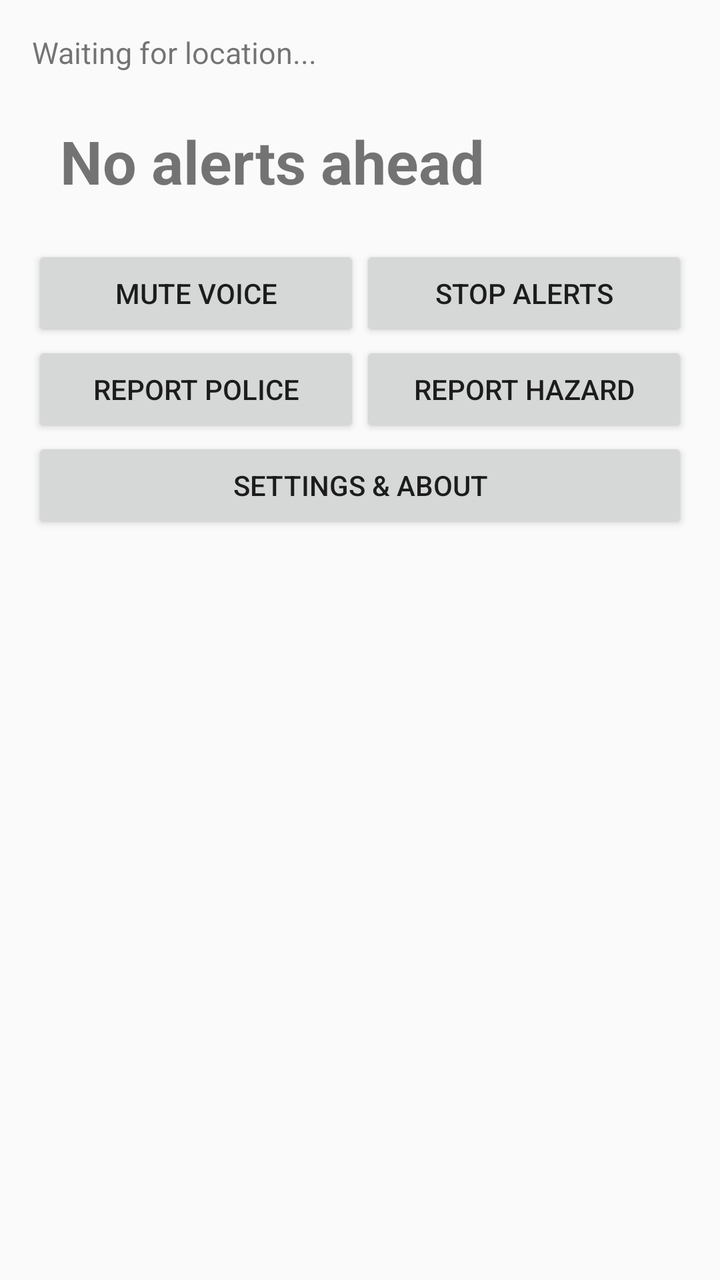
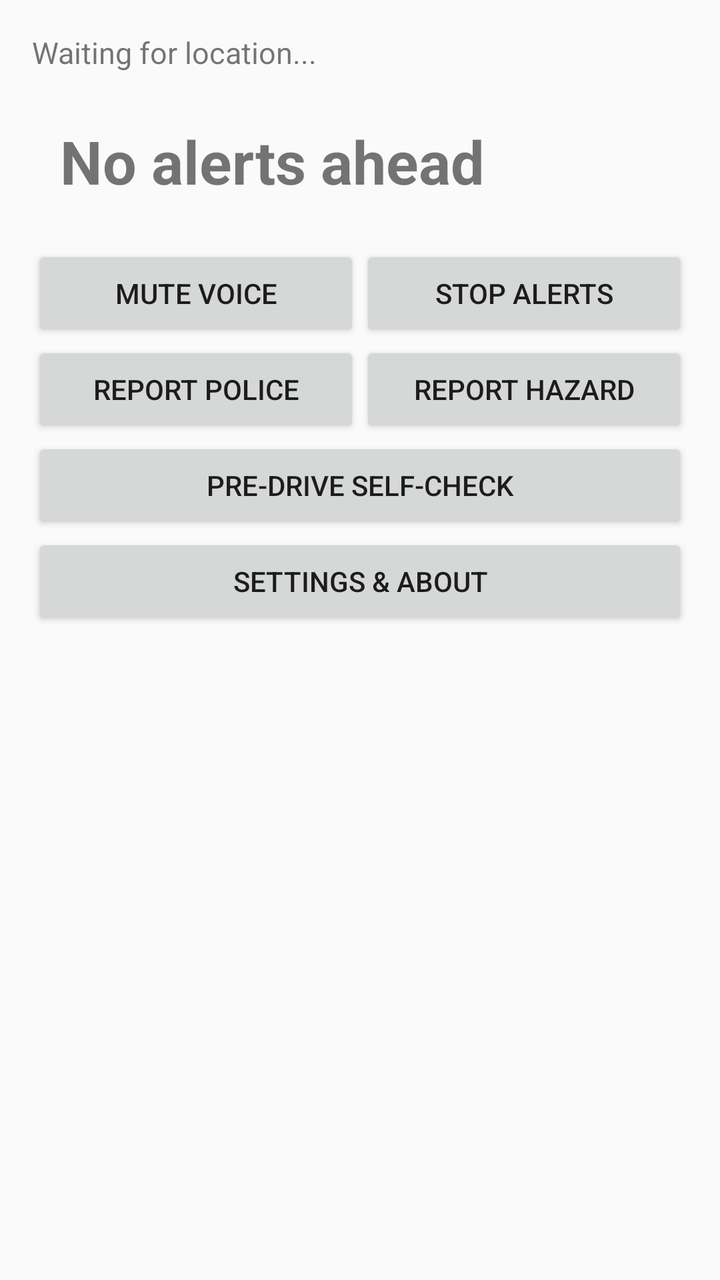

Screens rendered from an Android XML layout before and after an edit, with the pre-edit source and the edit as a unified diff.
<!-- AndroidManifest.xml: application theme Theme.AppCompat.DayNight.DarkActionBar -->
<!-- res/layout/activity_main.xml -->
<?xml version="1.0" encoding="utf-8"?>
<LinearLayout xmlns:android="http://schemas.android.com/apk/res/android"
    android:layout_width="match_parent"
    android:layout_height="match_parent"
    android:orientation="vertical"
    android:padding="16dp">

    <TextView
        android:id="@+id/status"
        android:layout_width="match_parent"
        android:layout_height="wrap_content"
        android:text="Waiting for location..."
        android:textSize="15sp" />

    <TextView
        android:id="@+id/nearest"
        android:layout_width="match_parent"
        android:layout_height="wrap_content"
        android:layout_marginTop="10dp"
        android:padding="14dp"
        android:text="No alerts ahead"
        android:textSize="30sp"
        android:textStyle="bold" />

    <LinearLayout
        android:layout_width="match_parent"
        android:layout_height="wrap_content"
        android:layout_marginTop="8dp"
        android:orientation="horizontal">

        <Button
            android:id="@+id/toggle"
            android:layout_width="0dp"
            android:layout_height="wrap_content"
            android:layout_weight="1"
            android:text="Mute voice" />

        <Button
            android:id="@+id/stop"
            android:layout_width="0dp"
            android:layout_height="wrap_content"
            android:layout_weight="1"
            android:text="Stop alerts" />
    </LinearLayout>

    <LinearLayout
        android:layout_width="match_parent"
        android:layout_height="wrap_content"
        android:orientation="horizontal">

        <Button
            android:id="@+id/reportPolice"
            android:layout_width="0dp"
            android:layout_height="wrap_content"
            android:layout_weight="1"
            android:text="Report police" />

        <Button
            android:id="@+id/reportHazard"
            android:layout_width="0dp"
            android:layout_height="wrap_content"
            android:layout_weight="1"
            android:text="Report hazard" />
    </LinearLayout>

    <LinearLayout
        android:id="@+id/voteRow"
        android:layout_width="match_parent"
        android:layout_height="wrap_content"
        android:orientation="horizontal"
        android:visibility="gone">

        <Button
            android:id="@+id/voteUp"
            android:layout_width="0dp"
            android:layout_height="wrap_content"
            android:layout_weight="1"
            android:text="Still there" />

        <Button
            android:id="@+id/voteDown"
            android:layout_width="0dp"
            android:layout_height="wrap_content"
            android:layout_weight="1"
            android:text="Gone" />
    </LinearLayout>

    <Button
        android:id="@+id/fix"
        android:layout_width="match_parent"
        android:layout_height="wrap_content"
        android:visibility="gone"
        android:text="Open settings" />

    <Button
        android:id="@+id/settings"
        android:layout_width="match_parent"
        android:layout_height="wrap_content"
        android:text="Settings &amp; about" />

    <ListView
        android:id="@+id/list"
        android:layout_width="match_parent"
        android:layout_height="0dp"
        android:layout_weight="1"
        android:layout_marginTop="8dp" />
</LinearLayout>
<!-- resources referenced by this layout -->
<resources>

</resources>

<!-- the commit's change to res/layout/activity_main.xml (unified diff, before → after) -->
@@ -93,6 +93,12 @@
         android:text="Open settings" />
 
     <Button
+        android:id="@+id/selfcheck"
+        android:layout_width="match_parent"
+        android:layout_height="wrap_content"
+        android:text="Pre-drive self-check" />
+
+    <Button
         android:id="@+id/settings"
         android:layout_width="match_parent"
         android:layout_height="wrap_content"
